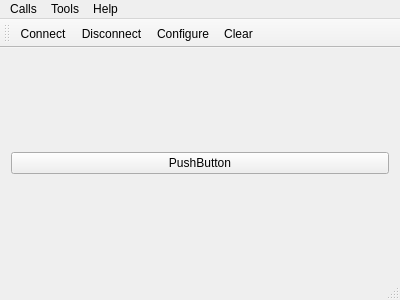
Jachhj-sc/TempusLudicus, file terminal/mainwindow.ui: the form before one commit.
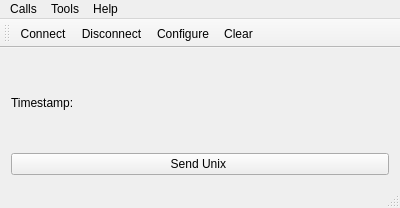
The form after the commit. Icons and pictures are not drawn.

Commit message: Working timestamp field in window. Current time is PC time.

```diff
--- a/terminal/mainwindow.ui
+++ b/terminal/mainwindow.ui
@@ -7,7 +7,7 @@
     <x>0</x>
     <y>0</y>
     <width>400</width>
-    <height>300</height>
+    <height>208</height>
    </rect>
   </property>
   <property name="windowTitle">
@@ -15,10 +15,17 @@
   </property>
   <widget class="QWidget" name="centralWidget">
    <layout class="QVBoxLayout" name="verticalLayout">
+    <item>
+     <widget class="QLabel" name="m_time">
+      <property name="text">
+       <string>Timestamp:</string>
+      </property>
+     </widget>
+    </item>
     <item>
      <widget class="QPushButton" name="pushButton">
       <property name="text">
-       <string>PushButton</string>
+       <string>Send Unix </string>
       </property>
      </widget>
     </item>
```
The commit also changes 6 other files.
